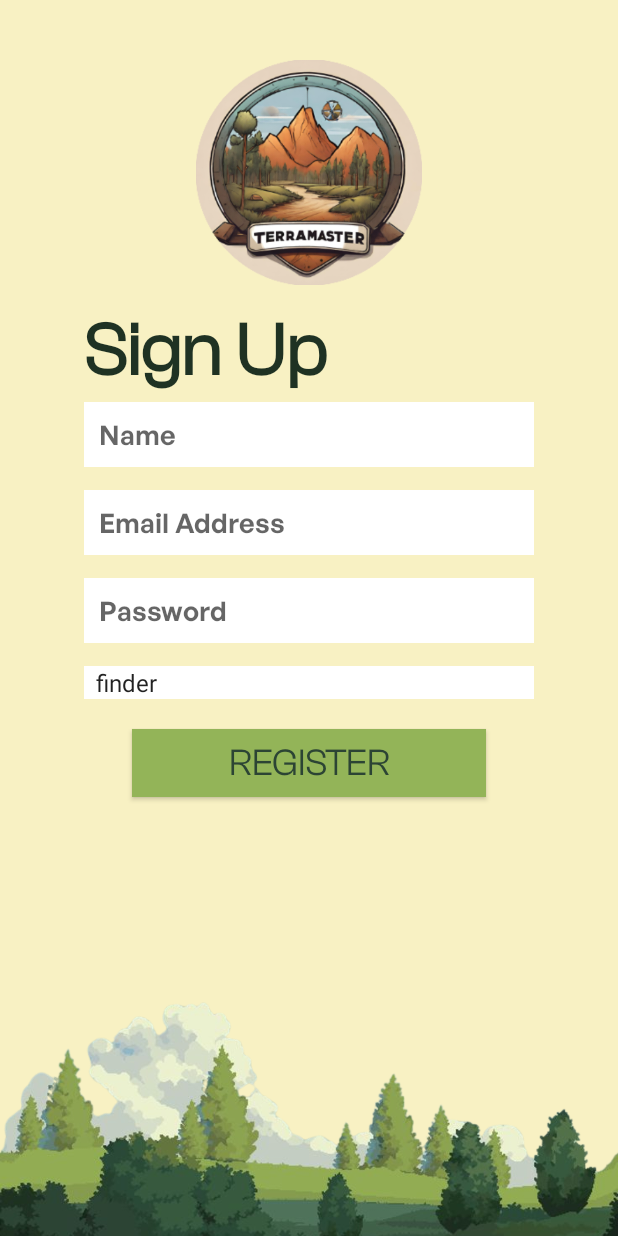
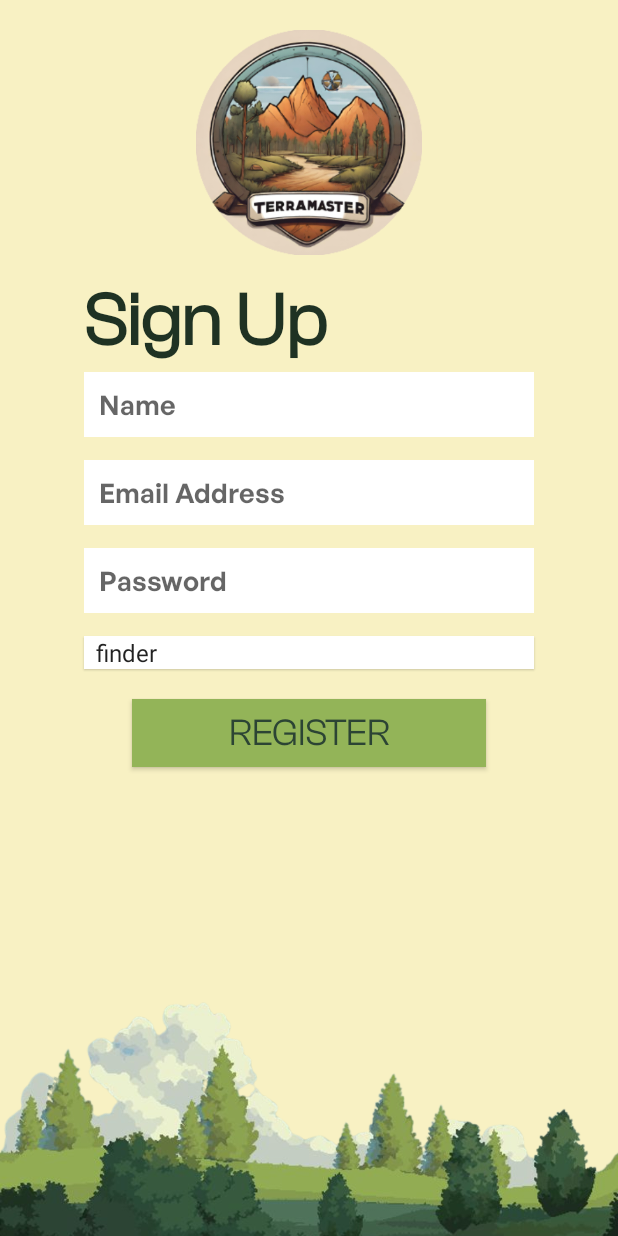
Before and after one commit to BrixSuficiencia/ELDROID_SiloganNiJian_1030FRI, an Android app: the SignupActivity screen opened directly, with no data from a screen before it, on a phone screen of 412 x 824 dp. Run offline under Robolectric (Android 15) with nearby library versions, the phone set to English and light mode, and no system bars; our stand-ins replace data binding.

Commit message:
Updated Code

```diff
--- a/app/src/main/res/layout/activity_login.xml
+++ b/app/src/main/res/layout/activity_login.xml
@@ -46,7 +46,8 @@
         <!-- Form Section -->
         <RelativeLayout
             android:layout_width="match_parent"
-            android:layout_height="wrap_content">
+            android:layout_height="wrap_content"
+            android:elevation="1dp">
 
             <!-- Email Input -->
             <EditText
@@ -126,6 +127,7 @@
         <ProgressBar
             android:visibility="invisible"
             android:id="@+id/progress_bar"
+            android:elevation="1dp"
             android:layout_width="wrap_content"
             android:layout_gravity="center_horizontal|center_vertical"
             android:layout_height="wrap_content"/>
@@ -133,8 +135,10 @@
         <!-- Bottom Image -->
         <ImageView
             android:id="@+id/imageView"
+            android:elevation="0dp"
             android:layout_width="match_parent"
             android:layout_height="wrap_content"
+            android:layout_marginTop="-100dp"
             android:scaleType="centerCrop"
             android:src="@drawable/backgroundbottomimage" />
     </LinearLayout>
--- a/app/src/main/res/layout/activity_signup.xml
+++ b/app/src/main/res/layout/activity_signup.xml
@@ -20,7 +20,7 @@
             android:layout_width="153dp"
             android:layout_height="150dp"
             android:layout_centerHorizontal="true"
-            android:layout_marginTop="40dp"
+            android:layout_marginTop="20dp"
             android:src="@drawable/terramasterhubicon" />
 
         <!-- Sign Up Title -->
@@ -96,6 +96,7 @@
         <!-- User Type Input -->
         <Spinner
             android:id="@+id/et_user_type"
+            android:elevation="1dp"
             android:layout_width="300dp"
             android:layout_height="wrap_content"
             android:layout_below="@id/et_password"
@@ -106,6 +107,7 @@
         <!-- Certification ID -->
         <EditText
             android:id="@+id/et_certification_id"
+            android:elevation="1dp"
             android:layout_width="300dp"
             android:layout_height="wrap_content"
             android:layout_below="@id/et_user_type"
@@ -122,6 +124,7 @@
         <!-- License Number -->
         <EditText
             android:id="@+id/et_license_number"
+            android:elevation="1dp"
             android:layout_width="300dp"
             android:layout_height="wrap_content"
             android:layout_below="@id/et_certification_id"
@@ -155,6 +158,7 @@
             android:layout_height="wrap_content"
             android:orientation="horizontal"
             android:layout_below="@id/btn_register"
+            android:elevation="1dp"
             android:gravity="center">
 
             <!-- Progress Bar -->
@@ -170,6 +174,7 @@
         <!-- Background Image -->
         <ImageView
             android:id="@+id/background_bottom"
+            android:elevation="0dp"
             android:layout_width="match_parent"
             android:layout_height="170dp"
             android:layout_alignParentBottom="true"
```
